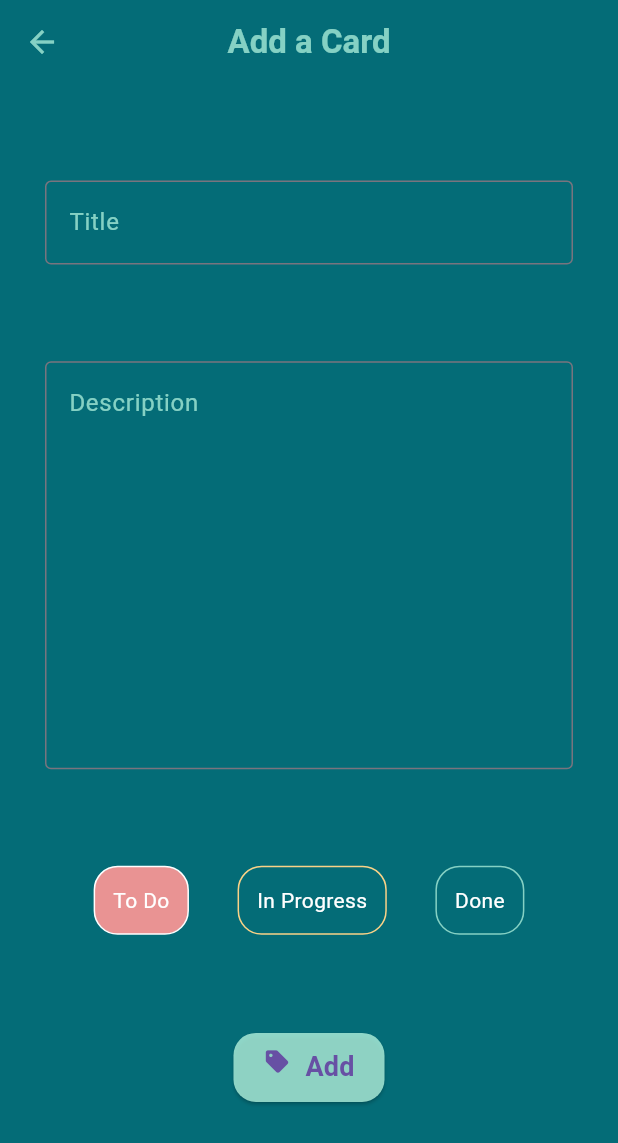
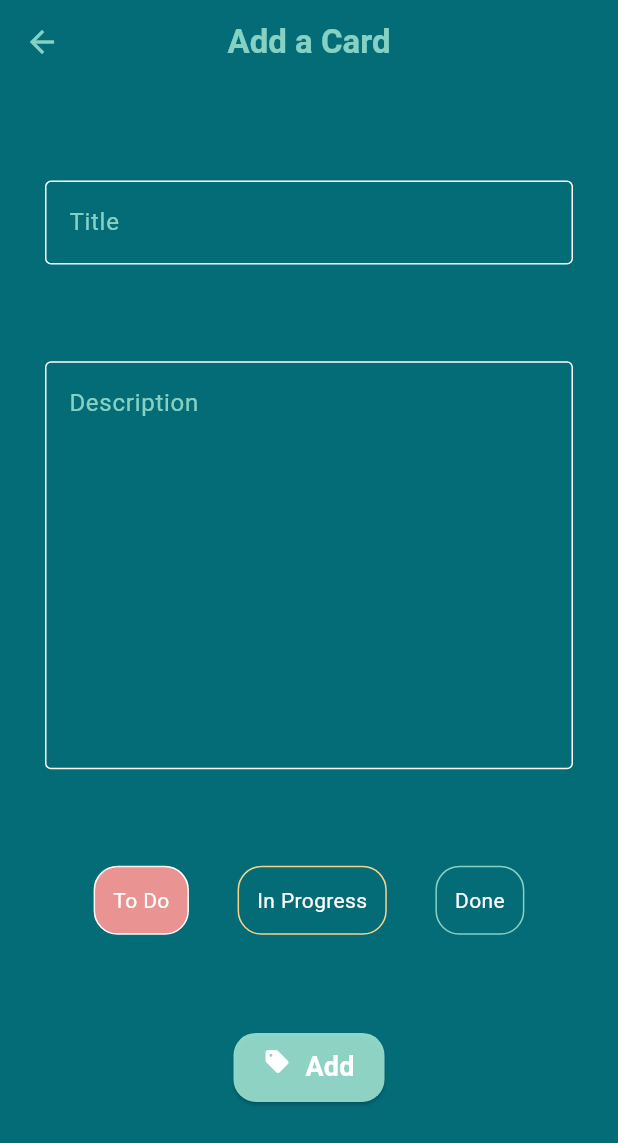
Before and after one commit to l3limp/todo, a Flutter app: the AddCard screen opened directly, on a phone screen of 412 x 824 dp. Shown: the top 1143 px of the screen. Run offline on Flutter 3.47's test engine with Material 3 defaults, Android fonts, the phone set to English and light mode, and no system bars; our stand-ins replace cloud_firestore, firebase_auth, firebase_core, google_sign_in; accounts and stored records are empty.

```diff
--- a/lib/screens/add.dart
+++ b/lib/screens/add.dart
@@ -131,7 +131,7 @@ class _AddCardState extends State<AddCard> {
   }
 
   Widget buildTextFormField(
-      String label, String fillIn, TextInputType inputType) {
+     final String label, String fillIn, TextInputType inputType) {
     return TextFormField(
       onChanged: (text) {
         switch (fillIn) {
@@ -147,13 +147,17 @@ class _AddCardState extends State<AddCard> {
         }
       },
       maxLines: fillIn == 'description' ? 10 : null,
-      decoration: InputDecoration(
-        alignLabelWithHint: true,
-        border: const OutlineInputBorder(),
+       cursorColor: Colors.white,
+                    decoration:  InputDecoration(
+                      alignLabelWithHint: true,
+                      border: const OutlineInputBorder(),
+                      enabledBorder: const OutlineInputBorder(
+                          borderSide: BorderSide(color: Colors.white)),
+                      focusedBorder: const OutlineInputBorder(
+                          borderSide: BorderSide(color: Colors.white)),
         labelText: label,
         labelStyle: TextStyle(color: theme.secondaryColor),
       ),
-      cursorColor: theme.secondaryColor,
       style:
           TextStyle(fontWeight: FontWeight.bold, color: theme.secondaryColor),
       keyboardType: inputType,
@@ -194,13 +198,15 @@ class _AddCardState extends State<AddCard> {
             )),
         child: const Wrap(
           children: [
-            Icon(Icons.sell),
+            Icon(Icons.sell,
+                  color: Colors.white),
             SizedBox(
               width: 10.0,
             ),
             Text(
               "Add",
-              style: TextStyle(fontSize: 18.0, fontWeight: FontWeight.bold),
+              style: TextStyle(fontSize: 18.0, fontWeight: FontWeight.bold,
+                  color: Colors.white),
             )
           ],
         ),
```
Also changed, not shown: lib/screens/edit.dart (+37 -23 lines).
